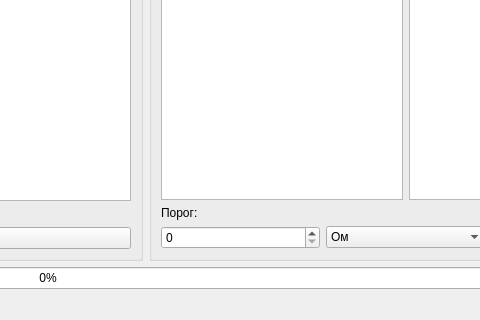
Before: the Qt Designer form gui/uies/rram.ui in neurocomputer/MemriBoard, drawn with Qt 5; both pictures show x 492 to 972 and y 316 to 636 of the 1166 by 636 pixel window.
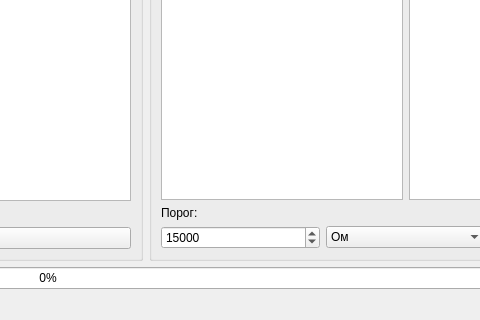
After: the same form once the commit is applied. Icons and pictures are not drawn.

Commit message: tresh checking

```diff
--- a/gui/uies/rram.ui
+++ b/gui/uies/rram.ui
@@ -215,7 +215,17 @@
           <item>
            <layout class="QHBoxLayout" name="horizontalLayout_9">
             <item>
-             <widget class="QSpinBox" name="spin_tresh_read"/>
+             <widget class="QSpinBox" name="spin_tresh_read">
+              <property name="maximum">
+               <number>50000</number>
+              </property>
+              <property name="singleStep">
+               <number>1000</number>
+              </property>
+              <property name="value">
+               <number>15000</number>
+              </property>
+             </widget>
             </item>
             <item>
              <widget class="QComboBox" name="combo_tresh_type">
```
The commit also changes 2 other files.
